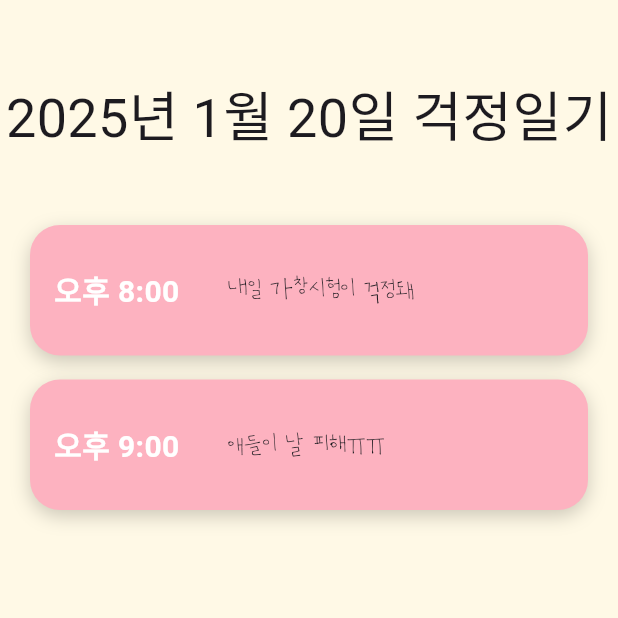
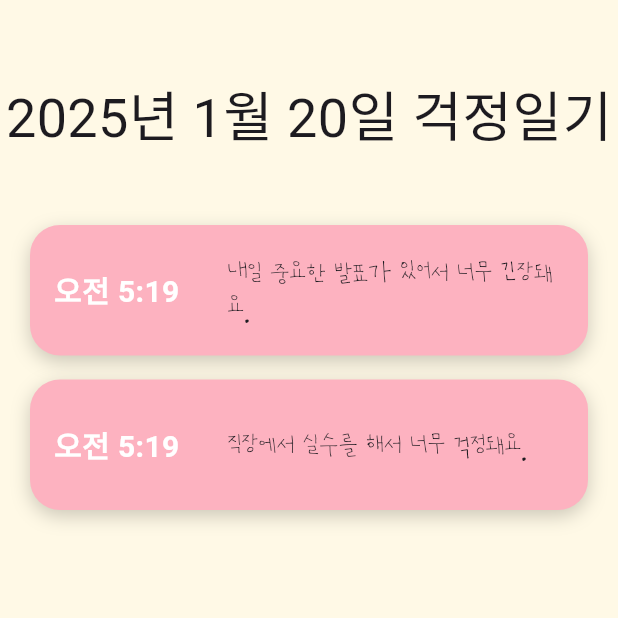
Before and after one commit to sojeongyy/Molib4Week, a Flutter app: the DiaryListPage screen opened directly with empty values, on a phone screen of 412 x 824 dp, the top half of it. Run offline on Flutter 3.47's test engine with Material 3 defaults, Android fonts, the phone set to English and light mode, and no system bars; our stand-ins replace table_calendar; Roboto replaces fonts that are missing (ongle).

Commit message:
list dummy 추가

```diff
--- /dev/null
+++ b/worrydoll/assets/json/diary_dummy_data.json
@@ -0,0 +1,37 @@
+[
+    {
+        "id": 1,
+        "content": "내일 중요한 발표가 있어서 너무 긴장돼요.",
+        "comfort_message": "발표 전에 심호흡을 몇 번 하며 마음을 가라앉혀보세요. 당신은 잘할 수 있어요!",
+        "date_created": "2025-01-20T05:19:22.202150+00:00",
+        "is_resolved": false
+    },
+    {
+        "id": 2,
+        "content": "친구와 다퉜는데 어떻게 화해해야 할지 모르겠어요.",
+        "comfort_message": "친구에게 먼저 솔직하게 다가가세요. 진심은 전달될 거예요.",
+        "date_created": "2025-01-21T05:19:22.202172+00:00",
+        "is_resolved": false
+    },
+    {
+        "id": 3,
+        "content": "요즘 공부가 잘 안 돼서 너무 스트레스 받아요.",
+        "comfort_message": "잠깐 쉬면서 좋아하는 걸 해보세요. 재충전이 필요할 때도 있어요.",
+        "date_created": "2025-01-18T05:19:22.202175+00:00",
+        "is_resolved": true
+    },
+    {
+        "id": 4,
+        "content": "새로운 프로젝트를 시작했는데 부담감이 커요.",
+        "comfort_message": "처음에는 천천히 한 걸음씩 시작해도 괜찮아요.",
+        "date_created": "2025-01-19T05:19:22.202179+00:00",
+        "is_resolved": false
+    },
+    {
+        "id": 5,
+        "content": "직장에서 실수를 해서 너무 걱정돼요.",
+        "comfort_message": "모두 실수를 하며 배우는 거예요. 다음에 더 잘할 수 있어요!",
+        "date_created": "2025-01-20T05:19:22.202182+00:00",
+        "is_resolved": true
+    }
+]
--- a/worrydoll/lib/DiaryList/DiaryListPage.dart
+++ b/worrydoll/lib/DiaryList/DiaryListPage.dart
@@ -1,13 +1,47 @@
+import 'dart:convert';
 import 'package:flutter/material.dart';
+import 'package:flutter/services.dart'; // JSON 파일 로드용
 import 'package:worrydoll/DiaryList/widgets/DiaryListComponent.dart';
 
 import '../core/colors.dart';
 import '../DiaryDetail/DiaryDetailPage.dart'; // DiaryDetailPage import
 
-class DiaryListPage extends StatelessWidget {
+class DiaryListPage extends StatefulWidget {
   final DateTime selectedDate;
 
   const DiaryListPage({Key? key, required this.selectedDate}) : super(key: key);
+
+  @override
+  _DiaryListPageState createState() => _DiaryListPageState();
+}
+
+class _DiaryListPageState extends State<DiaryListPage> {
+  List<Map<String, dynamic>> diaryEntries = [];
+
+  @override
+  void initState() {
+    super.initState();
+    _loadDiaryEntries();
+  }
+
+  Future<void> _loadDiaryEntries() async {
+    // JSON 파일 로드
+    final String response =
+    await rootBundle.loadString('assets/json/diary_dummy_data.json');
+    final List<dynamic> data = json.decode(response);
+
+    // selectedDate와 일치하는 데이터 필터링
+    final filteredData = data.where((entry) {
+      final entryDate = DateTime.parse(entry['date_created']);
+      return entryDate.year == widget.selectedDate.year &&
+          entryDate.month == widget.selectedDate.month &&
+          entryDate.day == widget.selectedDate.day;
+    }).toList();
+
+    setState(() {
+      diaryEntries = filteredData.cast<Map<String, dynamic>>();
+    });
+  }
 
   @override
   Widget build(BuildContext context) {
@@ -19,59 +53,42 @@ class DiaryListPage extends StatelessWidget {
             const SizedBox(height: 50.0),
             Center(
               child: Text(
-                '${selectedDate.year}년 ${selectedDate.month}월 ${selectedDate.day}일 걱정일기',
+                '${widget.selectedDate.year}년 ${widget.selectedDate.month}월 ${widget.selectedDate.day}일 걱정일기',
                 style: const TextStyle(
                   fontSize: 36.0,
                 ),
               ),
             ),
             const SizedBox(height: 38.0),
-            GestureDetector(
+            if (diaryEntries.isEmpty)
+              const Center(
+                child: Text(
+                  '선택된 날짜에 걱정일기가 없습니다.\n행복한 하루셨나봐요!',
+                  style: TextStyle(fontSize: 18.0),
+                ),
+              )
+            else
+              ...diaryEntries.map((entry) {
+                final entryTime = DateTime.parse(entry['date_created']);
+                return GestureDetector(
                   onTap: () {
-                // "오후 8:00" 시간과 해당 날짜를 DiaryDetailPage로 전달
+                    // 선택한 일기의 상세 페이지로 이동
                     Navigator.push(
                       context,
                       MaterialPageRoute(
                         builder: (context) => DiaryDetailPage(
-                      dateTime: DateTime(
-                        selectedDate.year,
-                        selectedDate.month,
-                        selectedDate.day,
-                        20, // 8시 (오후 8:00)
-                        0, // 0분
-                      ),
+                          dateTime: entryTime,
                         ),
                       ),
                     );
                   },
-              child: const DiaryListComponent(
-                time: '오후 8:00',
-                content: '내일 가창시험이 걱정돼',
-              ),
-            ),
-            GestureDetector(
-              onTap: () {
-                // "오후 9:00" 시간과 해당 날짜를 DiaryDetailPage로 전달
-                Navigator.push(
-                  context,
-                  MaterialPageRoute(
-                    builder: (context) => DiaryDetailPage(
-                      dateTime: DateTime(
-                        selectedDate.year,
-                        selectedDate.month,
-                        selectedDate.day,
-                        21, // 9시 (오후 9:00)
-                        0, // 0분
-                      ),
-                    ),
+                  child: DiaryListComponent(
+                    time:
+                    '${entryTime.hour > 12 ? "오후" : "오전"} ${entryTime.hour % 12}:${entryTime.minute.toString().padLeft(2, '0')}',
+                    content: entry['content'],
                   ),
                 );
-              },
-              child: const DiaryListComponent(
-                time: '오후 9:00',
-                content: '애들이 날 피해ㅠㅠ',
-              ),
-            ),
+              }).toList(),
           ],
         ),
       ),
--- a/worrydoll/pubspec.yaml
+++ b/worrydoll/pubspec.yaml
@@ -81,6 +81,7 @@ flutter:
    - assets/images/diary/pencil.png
    - assets/images/diary/rainbow.png
    - assets/images/diary/raindrop.png
+   - assets/json/diary_dummy_data.json
 
   # An image asset can refer to one or more resolution-specific "variants", see
   # https://flutter.dev/to/resolution-aware-images
```
Also changed, not shown: worrydoll/lib/DiaryDetail/DiaryDetailPage.dart (+17 -2 lines). Lines whose indentation alone changed are shown as unchanged.
